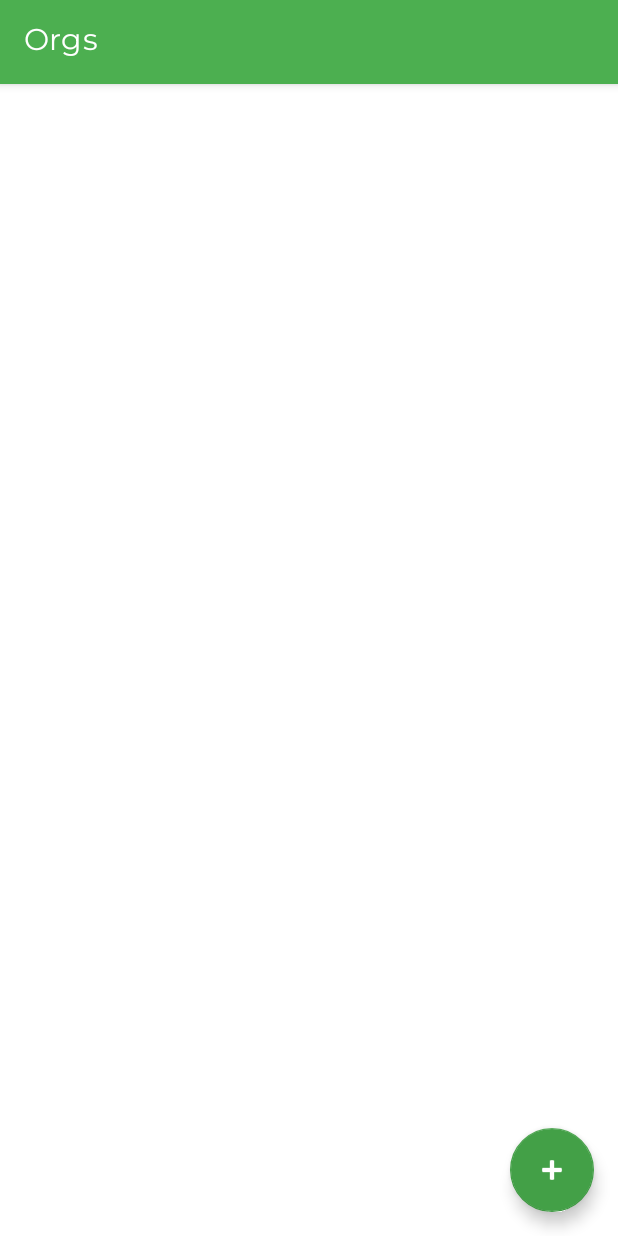
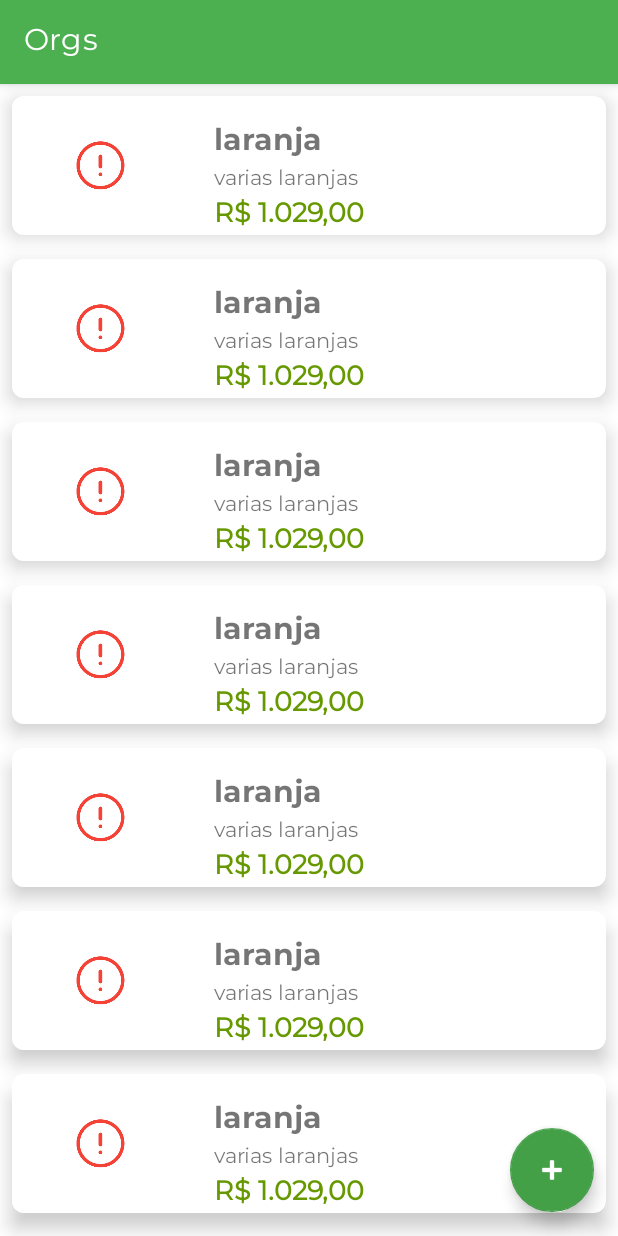
Before and after one commit to Carlosstorari/Orgs, an Android app: the screen it shows after launch (ListaProdutosActivity), on a phone screen of 412 x 824 dp. Run offline under Robolectric (Android 15) with nearby library versions, the phone set to English and light mode, and no system bars.

```diff
--- a/app/src/main/java/com/chscorp/orgs/dao/ProdutosDao.kt
+++ b/app/src/main/java/com/chscorp/orgs/dao/ProdutosDao.kt
@@ -1,6 +1,7 @@
 package com.chscorp.orgs.dao
 
 import com.chscorp.orgs.model.Produto
+import java.math.BigDecimal
 
 class ProdutosDao {
 
@@ -13,6 +14,67 @@ class ProdutosDao {
     }
 
     companion object {
-        private val produtos = mutableListOf<Produto>()
+        private val produtos = mutableListOf<Produto>(
+            Produto(
+                nome = "laranja",
+                descricao = "varias laranjas",
+                valor = BigDecimal("1029"),
+                imagem = "https://www.gov.br/agricultura/pt-br/assuntos/camaras-setoriais-tematicas/imagens/frutas.jpg"
+            ),
+            Produto(
+                nome = "laranja",
+                descricao = "varias laranjas",
+                valor = BigDecimal("1029"),
+                imagem = "https://www.gov.br/agricultura/pt-br/assuntos/camaras-setoriais-tematicas/imagens/frutas.jpg"
+            ),
+            Produto(
+                nome = "laranja",
+                descricao = "varias laranjas",
+                valor = BigDecimal("1029"),
+                imagem = "https://www.gov.br/agricultura/pt-br/assuntos/camaras-setoriais-tematicas/imagens/frutas.jpg"
+            ),
+            Produto(
+                nome = "laranja",
+                descricao = "varias laranjas",
+                valor = BigDecimal("1029"),
+                imagem = "https://www.gov.br/agricultura/pt-br/assuntos/camaras-setoriais-tematicas/imagens/frutas.jpg"
+            ),
+            Produto(
+                nome = "laranja",
+                descricao = "varias laranjas",
+                valor = BigDecimal("1029"),
+                imagem = "https://www.gov.br/agricultura/pt-br/assuntos/camaras-setoriais-tematicas/imagens/frutas.jpg"
+            ),
+            Produto(
+                nome = "laranja",
+                descricao = "varias laranjas",
+                valor = BigDecimal("1029"),
+                imagem = "https://www.gov.br/agricultura/pt-br/assuntos/camaras-setoriais-tematicas/imagens/frutas.jpg"
+            ),
+            Produto(
+                nome = "laranja",
+                descricao = "varias laranjas",
+                valor = BigDecimal("1029"),
+                imagem = "https://www.gov.br/agricultura/pt-br/assuntos/camaras-setoriais-tematicas/imagens/frutas.jpg"
+            ),
+            Produto(
+                nome = "laranja",
+                descricao = "varias laranjas",
+                valor = BigDecimal("1029"),
+                imagem = "https://www.gov.br/agricultura/pt-br/assuntos/camaras-setoriais-tematicas/imagens/frutas.jpg"
+            ),
+            Produto(
+                nome = "laranja",
+                descricao = "varias laranjas",
+                valor = BigDecimal("1029"),
+                imagem = "https://www.gov.br/agricultura/pt-br/assuntos/camaras-setoriais-tematicas/imagens/frutas.jpg"
+            ),
+            Produto(
+                nome = "laranja",
+                descricao = "varias laranjas",
+                valor = BigDecimal("1029"),
+                imagem = "https://www.gov.br/agricultura/pt-br/assuntos/camaras-setoriais-tematicas/imagens/frutas.jpg"
+            )
+        )
     }
 }
--- a/app/src/main/java/com/chscorp/orgs/ui/activity/FormularioProdutoActivity.kt
+++ b/app/src/main/java/com/chscorp/orgs/ui/activity/FormularioProdutoActivity.kt
@@ -29,7 +29,7 @@ class FormularioProdutoActivity : AppCompatActivity() {
         configuraBotaoSalvar()
         binding.activityProdutoFormularioImagem.setOnClickListener {
             FormularioImagemDialog(this)
-                .mostra(url) { imagem ->
+                .mostra(url) { imagem ->/**---------------------------------*/
                     url = imagem
                     binding.activityProdutoFormularioImagem.tentaCarregarImagem(url)
                 }
--- a/app/src/main/java/com/chscorp/orgs/ui/activity/ListaProdutosActivity.kt
+++ b/app/src/main/java/com/chscorp/orgs/ui/activity/ListaProdutosActivity.kt
@@ -32,6 +32,7 @@ class ListaProdutosActivity: AppCompatActivity() {
     override fun onResume() {
         super.onResume()
         adapter.atualiza(dao.buscaTodos())
+        (this as AppCompatActivity)?.supportActionBar?.show()
     }
 
     private fun configuraFab() {
--- a/app/src/main/java/com/chscorp/orgs/ui/dialog/FormularioImagemDialog.kt
+++ b/app/src/main/java/com/chscorp/orgs/ui/dialog/FormularioImagemDialog.kt
@@ -27,7 +27,7 @@ class FormularioImagemDialog(private val context: Context) {
                     .setView(root)
                     .setPositiveButton("Confirmar") { _, _ ->
                         val url = formularioImagemUrl.text.toString()
-                        quandoImagemCarregada(url)
+                        quandoImagemCarregada(url)/**-----------------------------------*/
                     }
                     .setNegativeButton("Cancelar") { _, _ ->
 
--- a/app/src/main/res/layout/activity_lista_produtos.xml
+++ b/app/src/main/res/layout/activity_lista_produtos.xml
@@ -2,6 +2,7 @@
 <androidx.constraintlayout.widget.ConstraintLayout xmlns:android="http://schemas.android.com/apk/res/android"
     xmlns:app="http://schemas.android.com/apk/res-auto"
     xmlns:tools="http://schemas.android.com/tools"
+    android:id="@+id/main_container"
     android:layout_width="match_parent"
     android:layout_height="match_parent">
 
--- a/app/src/main/res/layout/produto_item.xml
+++ b/app/src/main/res/layout/produto_item.xml
@@ -1,6 +1,7 @@
 <?xml version="1.0" encoding="utf-8"?>
 
 <com.google.android.material.card.MaterialCardView xmlns:android="http://schemas.android.com/apk/res/android"
+    android:id="@+id/card_container"
     xmlns:app="http://schemas.android.com/apk/res-auto"
     xmlns:tools="http://schemas.android.com/tools"
     android:layout_width="match_parent"
--- a/app/src/main/res/values/strings.xml
+++ b/app/src/main/res/values/strings.xml
@@ -1,3 +1,5 @@
 <resources>
     <string name="app_name">Orgs</string>
+    <!-- TODO: Remove or change this placeholder text -->
+    <string name="hello_blank_fragment">Hello blank fragment</string>
 </resources>
```
Also changed, not shown: app/src/main/java/com/chscorp/orgs/ui/DescricaoFragment.kt (added, +55 -0 lines), app/src/main/java/com/chscorp/orgs/ui/recyclerView/adapter/ListaProdutosAdapter.kt (+17 -0 lines), app/src/main/res/layout/fragment_descricao.xml (added, +66 -0 lines).
